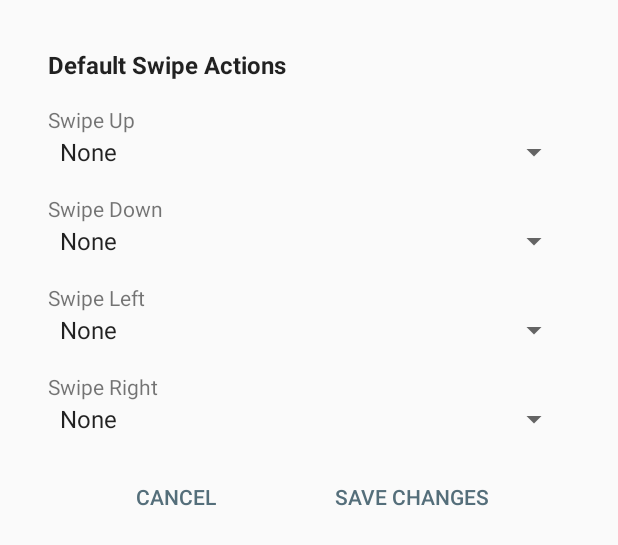
After one commit to MattS8/FingerprintControls, an Android app: the layout dialog_app_actions.xml on its own in the app's theme, with its tools: preview values and no code run, on a phone screen of 412 x 824 dp. The commit adds this screen. Shown: the top 545 px of the screen. Run offline under Robolectric (Android 15) with nearby library versions, the phone set to English and light mode, and no system bars.

```diff
--- a/app/src/main/java/com/android/ms8/fingerprintcontrols/adapters/AppInfoAdapter.kt
+++ b/app/src/main/java/com/android/ms8/fingerprintcontrols/adapters/AppInfoAdapter.kt
@@ -14,7 +14,7 @@ import com.android.ms8.fingerprintcontrols.databinding.ItemAppInfoBinding
 //todo Add swipe-to-delete functionality
 //todo Add multi-select functionality
 class AppInfoAdapter : RecyclerView.Adapter<AppInfoAdapter.AppInfoHolder>() {
-    private val apps : ArrayList<AppInfo> = ArrayList()
+    private var apps : ArrayList<AppInfo> = ArrayList()
 
     override fun onCreateViewHolder(parent: ViewGroup, viewType: Int): AppInfoHolder {
         val inflater = LayoutInflater.from(parent.context)
@@ -34,6 +34,8 @@ class AppInfoAdapter : RecyclerView.Adapter<AppInfoAdapter.AppInfoHolder>() {
 
     fun add(app : AppInfo) = apps.add(app).also { notifyItemInserted(apps.size-1) }
 
+    fun setApps(newAppList : ArrayList<AppInfo>) {apps = newAppList.also { notifyDataSetChanged() }}
+
     class AppInfoHolder(dataBinding : ItemAppInfoBinding) : RecyclerView.ViewHolder(dataBinding.root) {
         var binding = dataBinding
 
--- a/app/src/main/java/com/android/ms8/fingerprintcontrols/util/ApkInfoFactory.kt
+++ b/app/src/main/java/com/android/ms8/fingerprintcontrols/util/ApkInfoFactory.kt
@@ -17,7 +17,7 @@ object ApkInfoFactory {
     /**
      * Returns a list of package names of all installed apps (excluding system apps).
      */
-    fun GetAllInstalledApkInfo(context : Context?) : HashMap<String, AppInfo> {
+    fun getAllInstalledApkInfo(context : Context?) : HashMap<String, AppInfo> {
         val apkInfo = HashMap<String, AppInfo>()
         val intent = Intent(Intent.ACTION_MAIN, null)
             .apply {  addCategory(Intent.CATEGORY_LAUNCHER)}
@@ -75,6 +75,6 @@ object ApkInfoFactory {
 
     /* Simple interface to get list from background task */
     interface AsyncResponse {
-        fun appListReceived(applist: HashMap<String, AppInfo>?)
+        fun appListReceived(appList: ArrayList<AppInfo>)
     }
 }
--- /dev/null
+++ b/app/src/main/res/layout/dialog_app_actions.xml
@@ -0,0 +1,135 @@
+<?xml version="1.0" encoding="utf-8"?>
+
+<layout xmlns:android="http://schemas.android.com/apk/res/android"
+        xmlns:app="http://schemas.android.com/apk/res-auto"
+        xmlns:tools="http://schemas.android.com/tools">
+    <data>
+        <variable name="viewModel" type="com.android.ms8.fingerprintcontrols.data.AppInfo"/>
+    </data>
+
+    <android.support.constraint.ConstraintLayout
+            android:layout_width="match_parent"
+            android:layout_height="wrap_content">
+        <Button
+                android:text="@string/save_changes"
+                android:layout_width="wrap_content"
+                android:layout_height="wrap_content" android:id="@+id/btnSaveChanges"
+                app:layout_constraintTop_toBottomOf="@+id/spinner_default_swipe_right"
+                app:layout_constraintEnd_toEndOf="parent" app:layout_constraintBottom_toBottomOf="parent"
+                app:layout_constraintVertical_bias="0.0" android:layout_marginTop="16dp"
+                app:layout_constraintStart_toEndOf="@+id/btnCancel" android:layout_marginStart="8dp"
+                app:layout_constraintHorizontal_bias="0.5" style="@style/Widget.AppCompat.Button.Borderless.Colored"
+                android:layout_marginEnd="32dp"/>
+        <Button
+                android:text="@android:string/cancel"
+                android:layout_width="wrap_content"
+                android:layout_height="wrap_content" android:id="@+id/btnCancel"
+                app:layout_constraintTop_toBottomOf="@+id/spinner_default_swipe_right"
+                app:layout_constraintStart_toStartOf="parent"
+                app:layout_constraintBottom_toBottomOf="parent"
+                app:layout_constraintVertical_bias="0.0" android:layout_marginTop="16dp"
+                app:layout_constraintEnd_toStartOf="@+id/btnSaveChanges" app:layout_constraintHorizontal_bias="0.0"
+                style="@style/Widget.AppCompat.Button.Borderless.Colored" android:layout_marginStart="32dp"/>
+        <TextView
+                android:text="@string/default_swipe_actions"
+                android:layout_width="wrap_content"
+                android:layout_height="wrap_content"
+                android:id="@+id/title_app_actions"
+                app:layout_constraintStart_toStartOf="parent"
+                app:layout_constraintEnd_toEndOf="parent"
+                android:layout_marginStart="@dimen/options_horizontal_margin"
+                app:layout_constraintHorizontal_bias="0.0"
+                app:layout_goneMarginTop="16dp"
+                android:textAppearance="@style/TextAppearance.AppCompat.Subhead"
+                android:layout_marginTop="@dimen/header_vertical_margin"
+                app:layout_constraintBottom_toTopOf="@+id/title_default_swipe_up" android:textStyle="bold"
+                app:layout_constraintTop_toTopOf="parent" android:layout_marginEnd="16dp"/>
+
+        <TextView
+                android:text="@string/swipe_right"
+                android:layout_width="wrap_content"
+                android:layout_height="wrap_content"
+                android:id="@+id/title_default_swipe_right"
+                app:layout_constraintStart_toStartOf="@+id/title_app_actions"
+                app:layout_constraintEnd_toEndOf="parent" android:layout_marginEnd="8dp"
+                android:layout_marginTop="@dimen/spinner_vertical_margin"
+                app:layout_constraintTop_toBottomOf="@+id/spinner_default_swipe_left"
+                app:layout_constraintHorizontal_bias="0.0"/>
+        <Spinner android:layout_width="0dp" android:layout_height="wrap_content"
+                 app:layout_constraintStart_toStartOf="@+id/title_app_actions"
+                 app:layout_constraintTop_toBottomOf="@+id/title_default_swipe_right"
+                 app:layout_constraintEnd_toEndOf="parent" android:layout_marginEnd="@dimen/spinner_margin_end"
+                 app:layout_constraintHorizontal_bias="0.0" android:spinnerMode="dialog"
+                 android:id="@+id/spinner_default_swipe_right" android:entries="@array/gesture_actions_app"
+                 android:selectedItemPosition="@={viewModel.swipeRightAction}"
+                 android:layout_marginBottom="16dp" app:layout_constraintBottom_toBottomOf="parent"
+                 app:layout_constraintVertical_bias="0.0">
+
+        </Spinner>
+        <TextView
+                android:text="@string/swipe_left"
+                android:layout_width="wrap_content"
+                android:layout_height="wrap_content"
+                android:id="@+id/title_default_swipe_left"
+                app:layout_constraintStart_toStartOf="@+id/title_app_actions"
+                app:layout_constraintEnd_toEndOf="parent" android:layout_marginEnd="8dp"
+                android:layout_marginTop="@dimen/spinner_vertical_margin"
+                app:layout_constraintTop_toBottomOf="@+id/spinner_default_swipe_down"
+                app:layout_constraintHorizontal_bias="0.0"/>
+        <Spinner android:layout_width="0dp" android:layout_height="wrap_content"
+                 app:layout_constraintStart_toStartOf="@+id/title_app_actions"
+                 app:layout_constraintTop_toBottomOf="@+id/title_default_swipe_left"
+                 app:layout_constraintEnd_toEndOf="parent" android:layout_marginEnd="@dimen/spinner_margin_end"
+                 app:layout_constraintHorizontal_bias="0.0" android:spinnerMode="dialog"
+                 android:id="@+id/spinner_default_swipe_left" android:entries="@array/gesture_actions_app"
+                 android:selectedItemPosition="@={viewModel.swipeLeftAction}"
+                 android:layout_marginBottom="8dp"
+                 app:layout_constraintBottom_toTopOf="@+id/title_default_swipe_right">
+
+        </Spinner>
+
+
+        <Spinner android:layout_width="0dp" android:layout_height="wrap_content"
+                 app:layout_constraintStart_toStartOf="@+id/title_app_actions"
+                 app:layout_constraintTop_toBottomOf="@+id/title_default_swipe_up"
+                 app:layout_constraintEnd_toEndOf="parent" android:layout_marginEnd="@dimen/spinner_margin_end"
+                 app:layout_constraintHorizontal_bias="0.0" android:spinnerMode="dialog"
+                 android:id="@+id/spinner_default_swipe_up" android:entries="@array/gesture_actions_app"
+                 android:selectedItemPosition="@={viewModel.swipeUpAction}"
+                 app:layout_constraintBottom_toTopOf="@+id/title_default_swipe_down">
+
+        </Spinner>
+        <Spinner android:layout_width="0dp" android:layout_height="wrap_content"
+                 app:layout_constraintStart_toStartOf="@+id/title_app_actions"
+                 app:layout_constraintTop_toBottomOf="@+id/title_default_swipe_down"
+                 app:layout_constraintEnd_toEndOf="parent" android:layout_marginEnd="@dimen/spinner_margin_end"
+                 app:layout_constraintHorizontal_bias="0.0" android:spinnerMode="dialog"
+                 android:id="@+id/spinner_default_swipe_down" android:entries="@array/gesture_actions_app"
+                 android:selectedItemPosition="@={viewModel.swipeDownAction}"
+                 android:layout_marginBottom="8dp"
+                 app:layout_constraintBottom_toTopOf="@+id/title_default_swipe_left">
+        </Spinner>
+        <TextView
+                android:text="@string/swipe_down"
+                android:layout_width="wrap_content"
+                android:layout_height="wrap_content"
+                android:id="@+id/title_default_swipe_down"
+                app:layout_constraintStart_toStartOf="@+id/title_app_actions"
+                app:layout_constraintEnd_toEndOf="parent" android:layout_marginEnd="8dp"
+                android:layout_marginTop="@dimen/spinner_vertical_margin"
+                app:layout_constraintTop_toBottomOf="@+id/spinner_default_swipe_up"
+                app:layout_constraintHorizontal_bias="0.0"/>
+        <TextView
+                android:text="@string/swipe_up"
+                android:layout_width="wrap_content"
+                android:layout_height="wrap_content"
+                android:id="@+id/title_default_swipe_up"
+                app:layout_constraintStart_toStartOf="@+id/title_app_actions"
+                app:layout_constraintEnd_toEndOf="parent" android:layout_marginEnd="8dp"
+                android:layout_marginTop="@dimen/spinner_vertical_margin"
+                app:layout_constraintTop_toBottomOf="@+id/title_app_actions"
+                app:layout_constraintHorizontal_bias="0.0"/>
+
+    </android.support.constraint.ConstraintLayout>
+
+</layout>
--- a/app/src/main/res/layout/main_activity.xml
+++ b/app/src/main/res/layout/main_activity.xml
@@ -17,11 +17,12 @@
                 android:layout_width="wrap_content"
                 android:layout_height="wrap_content" android:id="@+id/titlePage"
                 app:layout_constraintStart_toStartOf="parent"
-                android:layout_marginStart="16dp" android:layout_marginEnd="8dp"
                 app:layout_constraintTop_toTopOf="parent"
                 app:layout_constraintEnd_toEndOf="parent"
                 android:layout_marginTop="16dp"
-                android:textAppearance="@style/TextAppearance.AppCompat.Light.SearchResult.Title" tools:text="App Actions"/>
+                android:layout_marginBottom="16dp"
+                android:textAppearance="@style/TextAppearance.AppCompat.Light.SearchResult.Title"
+                tools:text="App Actions" app:layout_constraintBottom_toTopOf="@+id/frag_container"/>
         <android.support.design.widget.BottomNavigationView
                 android:id="@+id/navigation"
                 android:layout_width="0dp"
--- a/app/src/main/res/values/strings.xml
+++ b/app/src/main/res/values/strings.xml
@@ -4,7 +4,6 @@
     <string name="title_app_actions">App Actions</string>
     <string name="title_help">Help</string>
 
-    <!-- TODO: Remove or change this placeholder text -->
     <string name="hello_blank_fragment">Hello blank fragment</string>
     <string name="default_swipe_actions">Default Swipe Actions</string>
     <string name="swipe_up">Swipe Up</string>
@@ -30,6 +29,7 @@
     <string name="delete_custom_actions">Delete custom actions</string>
     <string name="custom_actions">custom actions</string>
     <string name="custom_action">custom action</string>
+    <string name="save_changes">Save Changes</string>
 
     <string-array name="gesture_actions">
         <item>None</item>
```
Also changed, not shown: app/src/main/java/com/android/ms8/fingerprintcontrols/pages/AppActionsFragment.kt (+44 -72 lines), app/src/main/res/layout/fragment_main_options.xml (+11 -11 lines).
